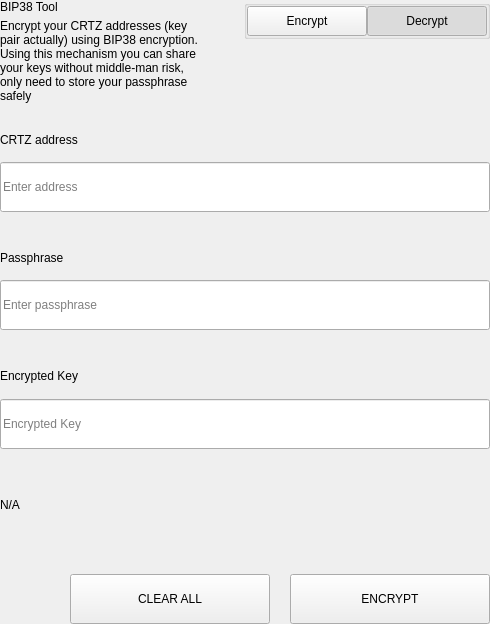
Before: the Qt Designer form src/qt/pivx/settings/forms/settingsbittoolwidget.ui in AltcoinBaggins/lil, drawn with Qt 5.
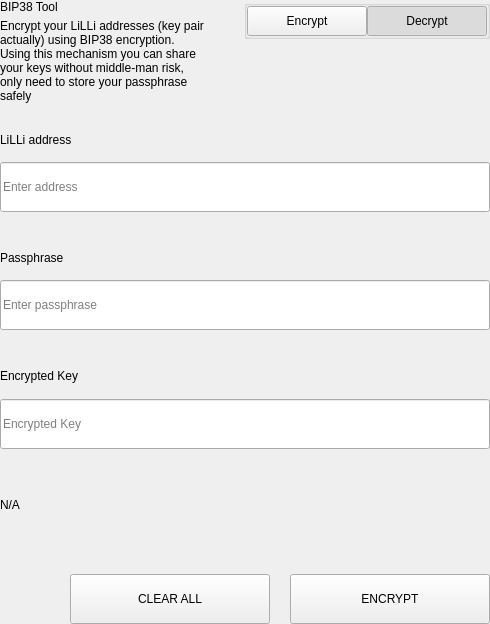
After: the same form once the commit is applied.

```diff
--- a/src/qt/pivx/settings/forms/settingsbittoolwidget.ui
+++ b/src/qt/pivx/settings/forms/settingsbittoolwidget.ui
@@ -69,7 +69,7 @@
             <item>
              <widget class="QLabel" name="labelSubtitle1">
               <property name="text">
-               <string>Encrypt your CRTZ addresses (key pair actually) using BIP38 encryption.
+               <string>Encrypt your LiLLi addresses (key pair actually) using BIP38 encryption.
 Using this mechanism you can share your keys without middle-man risk, only need to store your passphrase safely</string>
               </property>
               <property name="wordWrap">
@@ -657,7 +657,7 @@
                   </size>
                  </property>
                  <property name="text">
-                  <string>CRTZ address</string>
+                  <string>LiLLi address</string>
                  </property>
                 </widget>
                </item>
```
